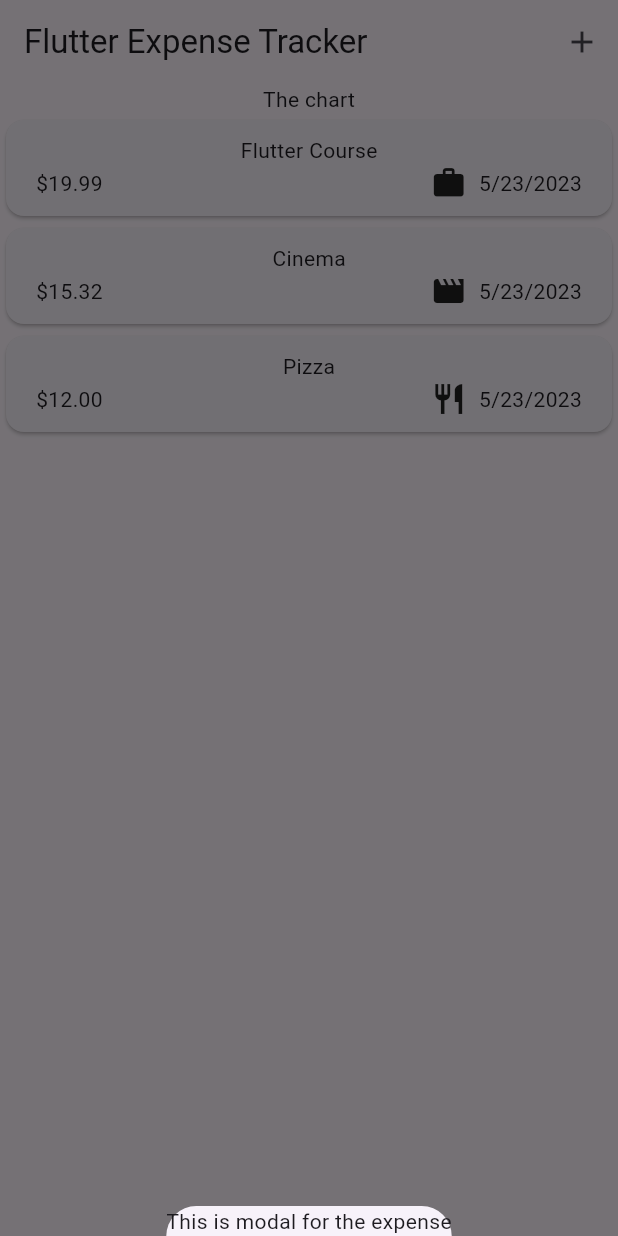
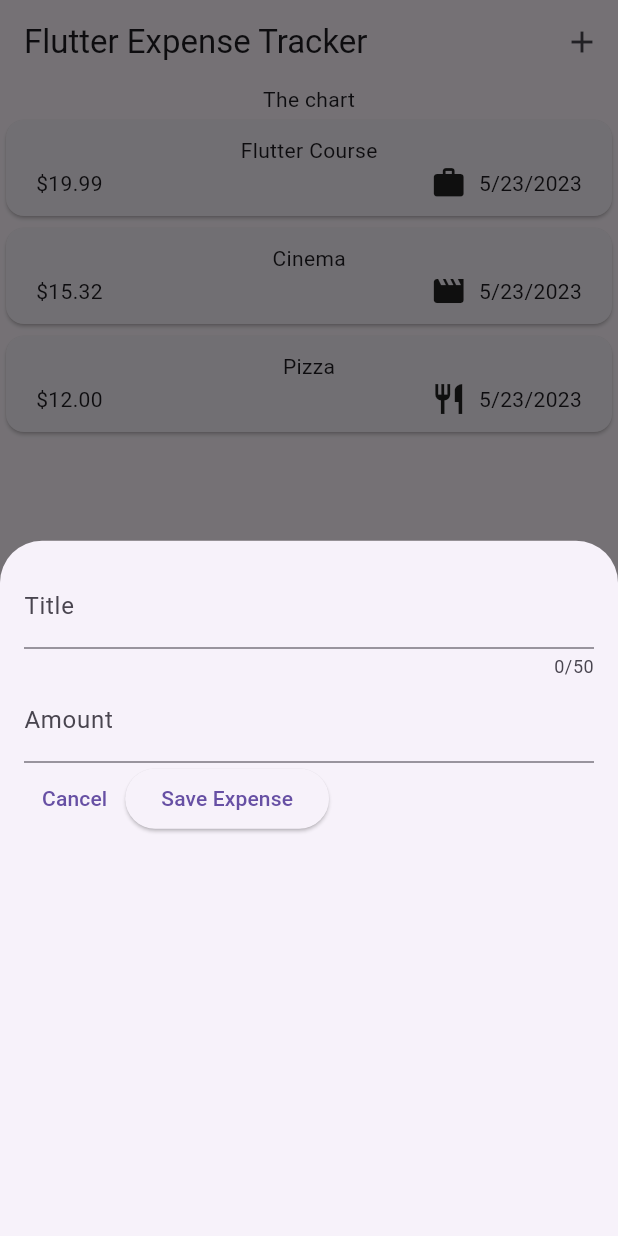
Before and after one commit to ndizihiwesimon/expense_tracker, a Flutter app: the screen it shows after launch, after a tap on the "add" icon, on a phone screen of 412 x 824 dp. Run offline on Flutter 3.47's test engine with Material 2 defaults, Android fonts, the phone set to English and light mode, and no system bars.

Commit message:
tried out amount field

```diff
--- a/lib/widgets/expenses.dart
+++ b/lib/widgets/expenses.dart
@@ -1,5 +1,6 @@
 import 'package:expense_tracker/widgets/expenses_list.dart';
 import 'package:expense_tracker/models/expense.dart';
+import 'package:expense_tracker/widgets/new_expense.dart';
 import 'package:flutter/material.dart';
 
 class Expenses extends StatefulWidget {
@@ -32,8 +33,7 @@ class _ExpensesState extends State<Expenses> {
 
   void _openAddExpenseOverlay() {
     showModalBottomSheet(
-        context: context,
-        builder: (ctx) => const Text("This is modal for the expense"));
+        context: context, builder: (ctx) => const NewExpense());
   }
 
   @override
--- a/lib/widgets/new_expense.dart
+++ b/lib/widgets/new_expense.dart
@@ -10,8 +10,47 @@ class NewExpense extends StatefulWidget {
 }
 
 class _NewExpenseState extends State<NewExpense> {
+  final _titleController = TextEditingController();
+  final _amountController = TextEditingController();
+
   @override
   Widget build(BuildContext context) {
-    return Placeholder();
+    return Padding(
+      padding: const EdgeInsets.all(16),
+      child: Column(
+        children: [
+          TextField(
+            controller: _titleController,
+            maxLength: 50,
+            keyboardType: TextInputType.text,
+            decoration: const InputDecoration(
+              label: Text("Title"),
+            ),
+          ),
+          TextField(
+            controller: _amountController,
+            keyboardType: TextInputType.number,
+            decoration: const InputDecoration(
+              label: Text('Amount'),
+            ),
+          ),
+          Row(
+            children: [
+              TextButton(
+                onPressed: () {},
+                child: const Text("Cancel"),
+              ),
+              ElevatedButton(
+                onPressed: () {
+                  print(_amountController.text);
+                  print(_titleController.text);
+                },
+                child: const Text("Save Expense"),
+              )
+            ],
+          )
+        ],
+      ),
+    );
   }
 }
```
